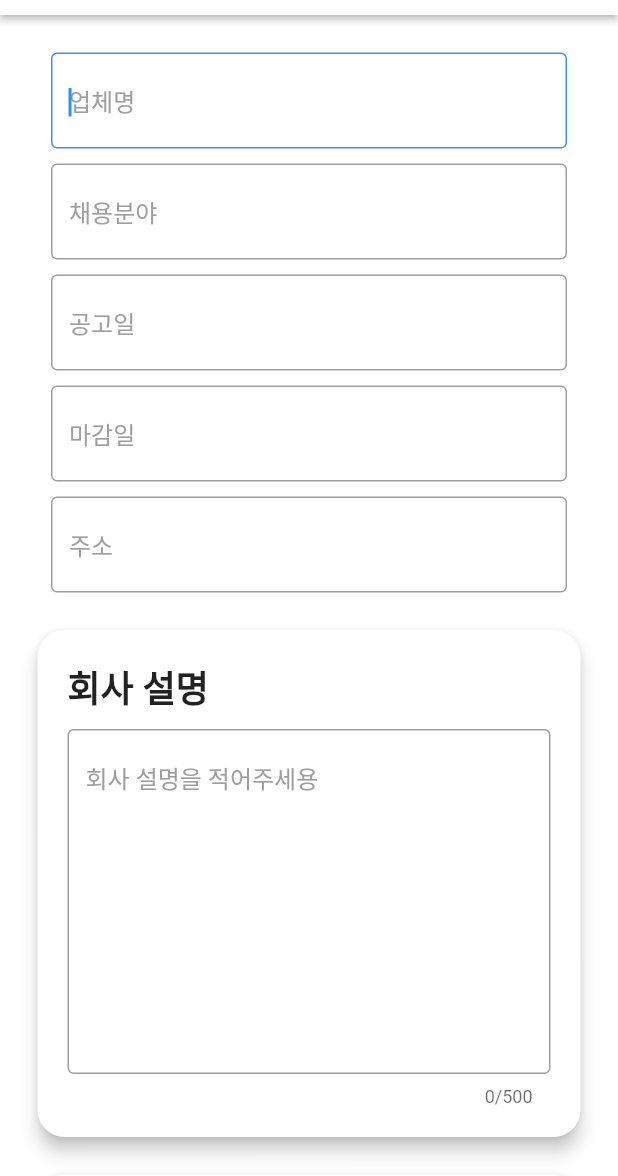
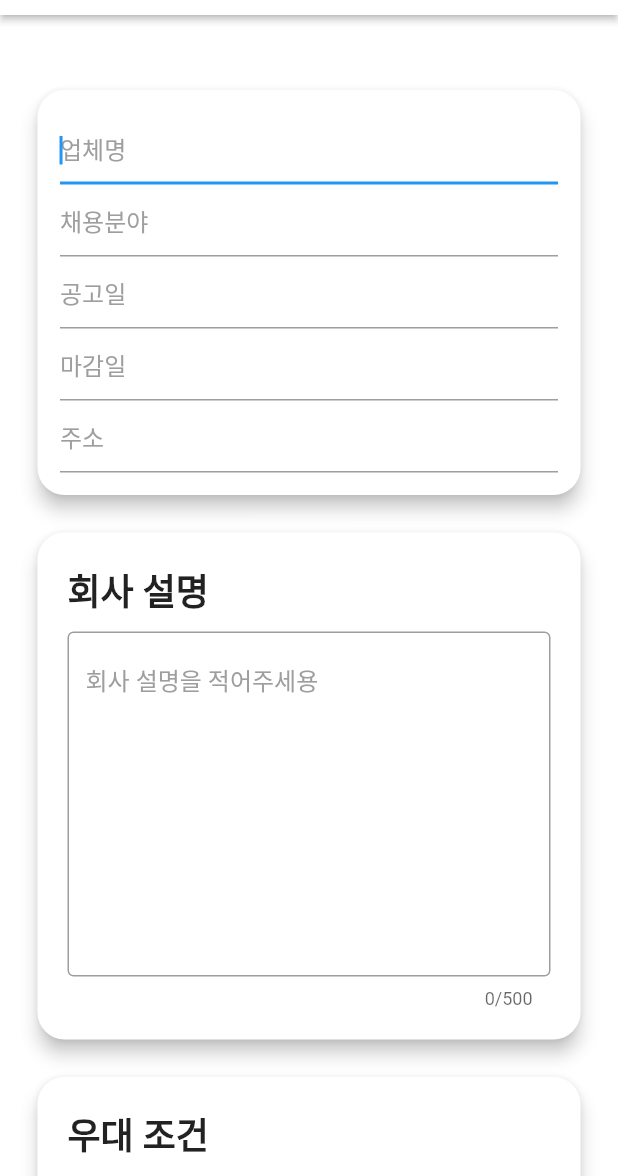
Before and after one commit to chwijunTime/ChwijunTimeAPP, a Flutter app: the CompanyNoticeWritePage screen opened directly, on a phone screen of 412 x 824 dp, the part 60-1236 px from its top. Run offline on Flutter 3.47's test engine with Material 2 defaults, Android fonts, the phone set to English and light mode, and no system bars; our stand-ins replace auto_size_text, carousel_slider, dio, geocoding, google_maps_flutter, retrofit and 3 more; missing offline and left inert: sweet_alert_dialogs; accounts and stored records are empty; generated files the repository leaves out were written again.

Commit message:
[UPDATE] UI

```diff
--- a/flutter_app/app_user/lib/screens/detail_page/company_notice_detail.dart
+++ b/flutter_app/app_user/lib/screens/detail_page/company_notice_detail.dart
@@ -53,7 +53,6 @@ class _CompanyNoticeDetailPageState extends State<CompanyNoticeDetailPage> {
       appBar: buildAppBar("취준타임", context),
       body: Container(
         color: Colors.white,
-        child: SingleChildScrollView(
         child: ListView(
           scrollDirection: Axis.vertical,
           shrinkWrap: true,
@@ -306,7 +305,7 @@ class _CompanyNoticeDetailPageState extends State<CompanyNoticeDetailPage> {
                 : Align(
                     alignment: Alignment.center,
                     child: Padding(
-                        padding: const EdgeInsets.only(bottom: 25),
+                      padding: const EdgeInsets.only(bottom: 25, right: 15, left: 15),
                       child: Row(
                         mainAxisAlignment: MainAxisAlignment.spaceAround,
                         children: [
@@ -335,7 +334,6 @@ class _CompanyNoticeDetailPageState extends State<CompanyNoticeDetailPage> {
                     ),
                   )
           ],
-          ),
         ),
       ),
     );
--- a/flutter_app/app_user/lib/screens/modify_page/company_notice_modify.dart
+++ b/flutter_app/app_user/lib/screens/modify_page/company_notice_modify.dart
@@ -40,7 +40,6 @@ class _CompanyNoticeModifyPageState extends State<CompanyNoticeModifyPage> {
       appBar: buildAppBar("취준타임", context),
       body: Container(
         color: Colors.white,
-        child: SingleChildScrollView(
         child: ListView(
           scrollDirection: Axis.vertical,
           shrinkWrap: true,
@@ -52,7 +51,7 @@ class _CompanyNoticeModifyPageState extends State<CompanyNoticeModifyPage> {
               elevation: 5,
               shape: RoundedRectangleBorder(
                   borderRadius: BorderRadius.circular(18)),
-                margin: EdgeInsets.only(left: 25, right: 25, bottom: 25),
+              margin: EdgeInsets.only(left: 25, right: 25),
               child: Container(
                 child: Padding(
                   padding: EdgeInsets.all(20),
@@ -194,7 +193,6 @@ class _CompanyNoticeModifyPageState extends State<CompanyNoticeModifyPage> {
           ],
         ),
       ),
-      ),
     );
   }
 
--- a/flutter_app/app_user/lib/screens/write_page/company_notice_write.dart
+++ b/flutter_app/app_user/lib/screens/write_page/company_notice_write.dart
@@ -50,7 +50,6 @@ class _CompanyNoticeWritePageState extends State<CompanyNoticeWritePage> {
       appBar: buildAppBar("취준타임", context),
       body: Container(
         color: Colors.white,
-        child: SingleChildScrollView(
         child: ListView(
           scrollDirection: Axis.vertical,
           shrinkWrap: true,
@@ -58,28 +57,26 @@ class _CompanyNoticeWritePageState extends State<CompanyNoticeWritePage> {
             SizedBox(
               height: 25,
             ),
-              Padding(
-                padding: EdgeInsets.only(right: 34, left: 34),
+            Card(
+              elevation: 5,
+              shape: RoundedRectangleBorder(
+                  borderRadius: BorderRadius.circular(18)),
+              margin: EdgeInsets.only(
+                left: 25,
+                right: 25,
+                top: 25,
+              ),
+              child: Padding(
+                padding: const EdgeInsets.all(15.0),
                 child: Column(
                   children: [
-                    buildTextField("업체명", titleC),
-                    SizedBox(
-                      height: 10,
+                    buildTextField("업체명", titleC, deco: false),
+                    buildTextField("채용분야", fieldC, deco: false),
+                    buildTextField("공고일", noticeDateC, deco: false),
+                    buildTextField("마감일", deadLineDateC, deco: false),
+                    buildTextField("주소", addressC, deco: false)
+                  ],
                 ),
-                    buildTextField("채용분야", fieldC),
-                    SizedBox(
-                      height: 10,
-                    ),
-                    buildTextField("공고일", noticeDateC),
-                    SizedBox(
-                      height: 10,
-                    ),
-                    buildTextField("마감일", deadLineDateC),
-                    SizedBox(
-                      height: 10,
-                    ),
-                    buildTextField("주소", addressC)
-                  ],
               ),
             ),
             Card(
@@ -237,7 +234,6 @@ class _CompanyNoticeWritePageState extends State<CompanyNoticeWritePage> {
           ],
         ),
       ),
-      ),
     );
   }
 
```
Also changed, not shown: flutter_app/app_user/lib/screens/write_page/contracting_company_write.dart (+12 -4 lines). Lines whose indentation alone changed are shown as unchanged.
